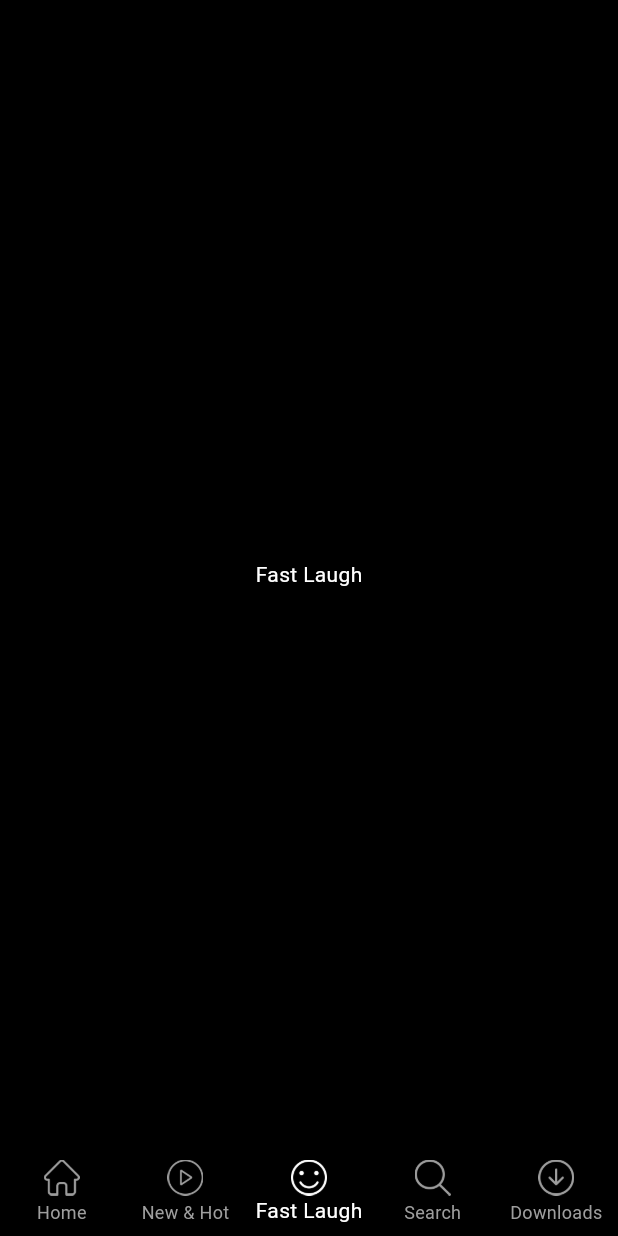
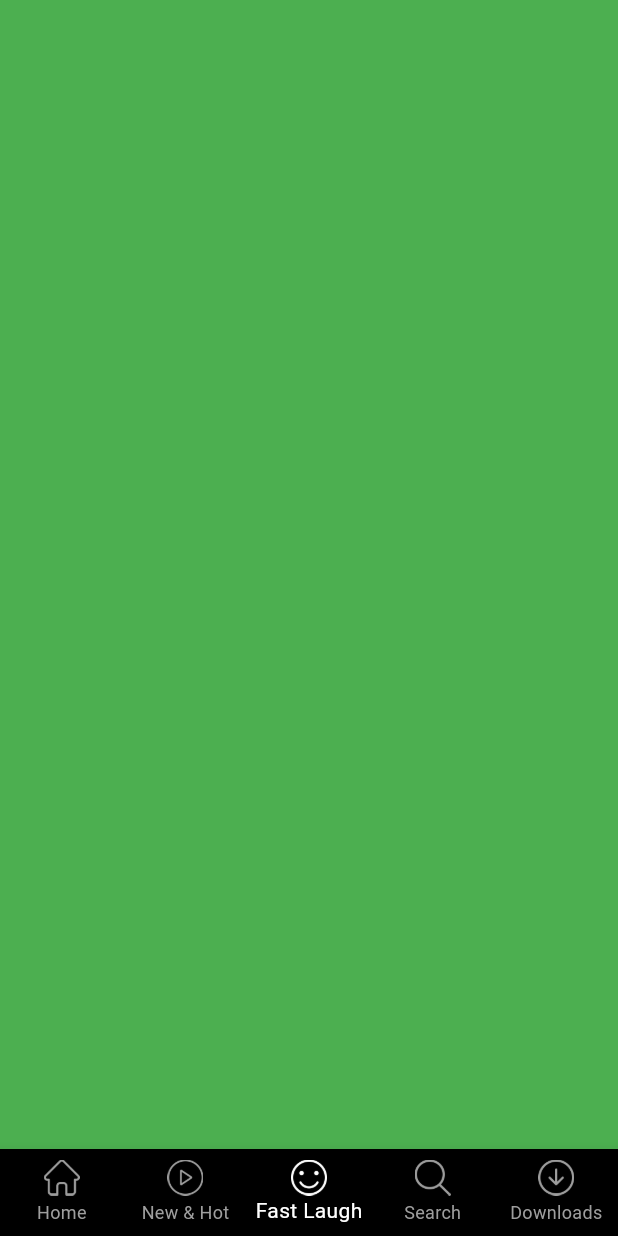
Before and after one commit to robinbaby007/Netflix_flutter, a Flutter app: the screen it shows after launch, item 3 of the bottom bar chosen, on a phone screen of 412 x 824 dp. Run offline on Flutter 3.47's test engine with Material 3 defaults, Android fonts, the phone set to English and light mode, and no system bars; our stand-ins replace google_fonts.

Commit message:
Fast laugh added

```diff
--- a/lib/core/extensions.dart
+++ b/lib/core/extensions.dart
@@ -1,5 +1,6 @@
 import 'package:google_fonts/google_fonts.dart';
 import 'package:flutter/material.dart';
+import 'package:netflix/presentation/fast_laugh/video_list_item.dart';
 
 class Extensions {
   static Text customText(String text, double size, bool isBold, Color? color) {
@@ -21,4 +22,26 @@ class Extensions {
       "https://www.themoviedb.org/t/p/original/pDBn3l3ouE13vIpG0WR81QzwGWz.jpg"
     ];
   }
+
+  static List<Color> getColors() {
+    return [
+      Colors.green,
+      Colors.red,
+      Colors.black,
+      Colors.blue,
+      Colors.yellow,
+      Colors.white,
+      Colors.purple,
+      Colors.pink,
+      Colors.orange,
+    ];
+  }
+
+  static List<Widget> colorListWidget() {
+    List<Widget> allItems = [];
+    getColors().asMap().forEach((index, element) {
+      allItems.add(VideoListItem(index: index));
+    });
+    return allItems;
+  }
 }
--- a/lib/presentation/fast_laugh/screen_fast_laugh.dart
+++ b/lib/presentation/fast_laugh/screen_fast_laugh.dart
@@ -1,16 +1,17 @@
 import 'package:flutter/material.dart';
+import 'package:netflix/core/extensions.dart';
 
 class ScreenFastLaugh extends StatelessWidget {
   const ScreenFastLaugh({super.key});
 
   @override
   Widget build(BuildContext context) {
-    return const Scaffold(
+    return Scaffold(
       body: SafeArea(
-        child: Center(
-          child: Text(
-            'Fast Laugh',
-          ),
+        child: PageView(
+          onPageChanged: (value) {},
+          scrollDirection: Axis.vertical,
+          children: Extensions.colorListWidget(),
         ),
       ),
     );
--- /dev/null
+++ b/lib/presentation/fast_laugh/video_list_item.dart
@@ -0,0 +1,14 @@
+import 'package:flutter/material.dart';
+import 'package:netflix/core/extensions.dart';
+
+class VideoListItem extends StatelessWidget {
+  const VideoListItem({super.key, required this.index});
+  final int index;
+
+  @override
+  Widget build(BuildContext context) {
+    return Container(
+      color: Extensions.getColors()[index],
+    );
+  }
+}
```
Also changed, not shown: pubspec.lock, 1 other file.
